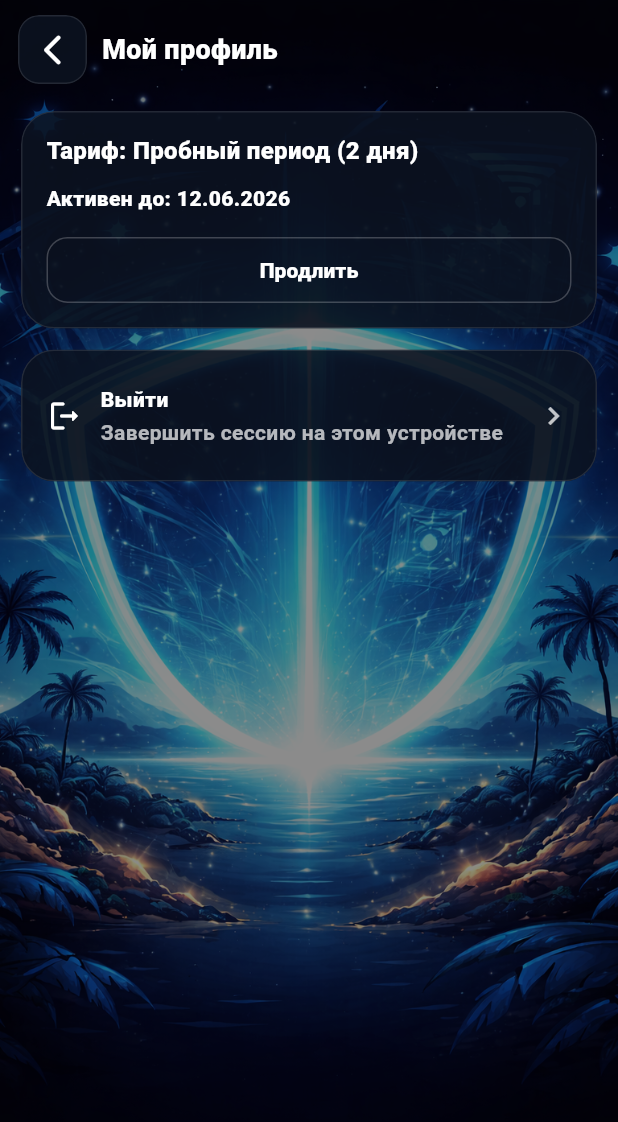
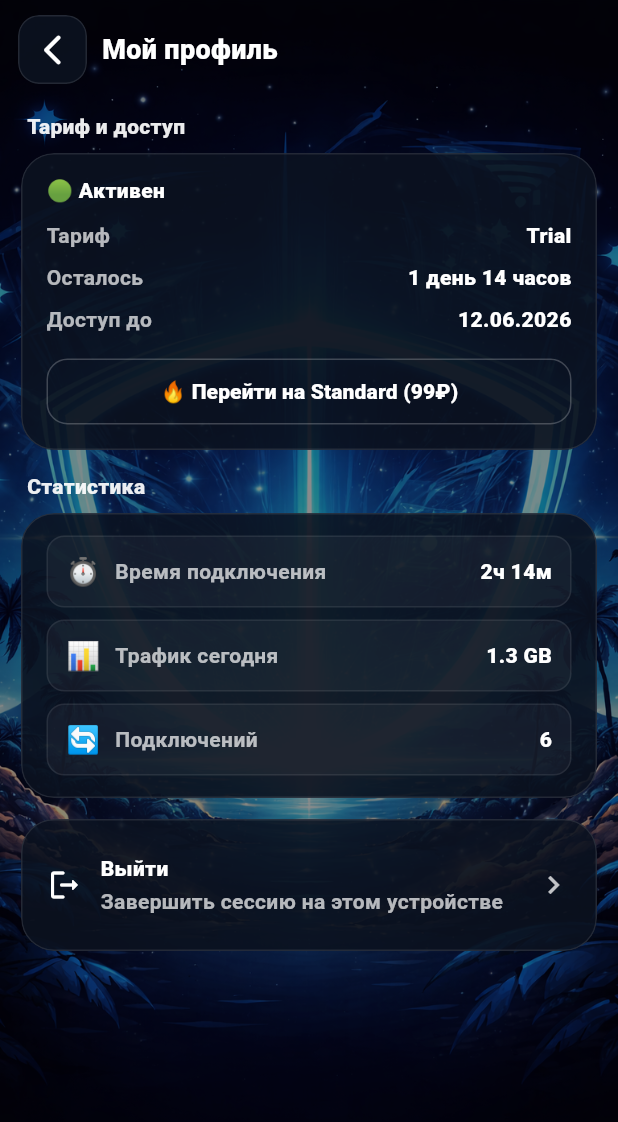
Before and after one commit to ColdenStorm/chukens_vpn, a Flutter app: the screen it shows after launch, after a tap on "Войти", after a tap on the "menu" icon, after a tap on "Мой профиль", on a phone screen of 412 x 824 dp. Shown: the top 1122 px of the screen. Run offline on Flutter 3.47's test engine with Material 3 defaults, Android fonts, the phone set to English and light mode, and no system bars; our stand-ins replace shared_preferences; missing offline and left inert: flutter_device_apps_android, flutter_device_apps_platform_interface.

Commit message:
Adjust profile section headers above cards

```diff
--- a/lib/profile_screen.dart
+++ b/lib/profile_screen.dart
@@ -12,7 +12,6 @@
 // Later: replace mock data with real backend state.
 
 import 'package:flutter/material.dart';
-import 'package:flutter/services.dart';
 import 'login_screen.dart';
 import 'package:url_launcher/url_launcher.dart';
 
@@ -26,50 +25,19 @@ class ProfileScreen extends StatefulWidget {
 }
 
 class _ProfileScreenState extends State<ProfileScreen> {
+  // --------- MOCK DATA (replace later) ----------
+  final DateTime accessUntil = DateTime(2026, 6, 12);
+  final Duration timeLeft = const Duration(days: 1, hours: 14);
 
-  @override
-  void initState() {
-    super.initState();
-    devicesLimit = _devicesLimitByTariff;
-  }
+  final String connectedTime = '2ч 14м';
+  final String trafficToday = '1.3 GB';
+  final String connectionsCount = '6';
 
-  // --------- MOCK DATA (replace later) ----------
+  // ----------------------------------------------
 
-  // Tariff-derived UI (mock rules, adjust later)
-  Color get _tariffColor {
-    switch (widget.tariff) {
-      case 'Trial':
-        return const Color(0xFF9DB4C0); // серо-голубой
-      case 'Standard':
-        return const Color(0xFF2E86FF); // синий
-      case 'PRO':
-        return const Color(0xFFFFC857); // золотой
-      default:
-        return const Color(0xFFFF8A00);
-    }
-  }
+  bool get _isTrialTariff => widget.tariff == 'Trial';
 
-  int get _devicesLimitByTariff {
-    switch (widget.tariff) {
-      case 'Trial':
-        return 1;
-      case 'Standard':
-        return 2;
-      case 'PRO':
-        return 5;
-      default:
-        return 1;
-    }
-  }
-
-  bool accessActive = true;
-  DateTime accessUntil = DateTime(2026, 6, 12);
-
-  String deviceCode = 'XK-29A-PL90';
-  int devicesUsed = 1;
-  int devicesLimit = 1; // will be set from tariff in initState
-
-  // ---------------------------------------------
+  bool get _isAccessActive => DateTime.now().isBefore(accessUntil);
 
   String get _untilText {
     final d = accessUntil;
@@ -81,25 +49,22 @@ class _ProfileScreenState extends State<ProfileScreen> {
     ScaffoldMessenger.of(context).showSnackBar(SnackBar(content: Text(text)));
   }
 
-  Future<void> _copyCode() async {
-    await Clipboard.setData(ClipboardData(text: deviceCode));
-    if (!mounted) return;
-    _toast('Код устройства скопирован');
+  String get _timeLeftText {
+    final days = timeLeft.inDays;
+    final hours = timeLeft.inHours.remainder(24);
+    return '$days день $hours часов';
   }
 
-  Future<void> _changeCodeStub() async {
-    // UI-only stub: "change code" just generates a new mock code
-    setState(() {
-      deviceCode = 'CK-${DateTime.now().millisecondsSinceEpoch % 10000}-NEW';
-    });
-    _toast('Новый код создан (мок)');
-  }
+  Future<void> _onTariffButtonPressed() async {
+    if (_isTrialTariff) {
+      final uri = Uri.parse('https://t.me/chukens_bot');
+      if (!await launchUrl(uri, mode: LaunchMode.externalApplication)) {
+        _toast('Не удалось открыть Telegram');
+      }
+      return;
+    }
 
-  Future<void> _openTelegramBot() async {
-    final uri = Uri.parse('https://t.me/chukens_bot');
-    if (!await launchUrl(uri, mode: LaunchMode.externalApplication)) {
-      _toast('Не удалось открыть Telegram');
-    }
+    _toast('Управление подпиской скоро появится');
   }
 
   Future<void> _logout() async {
@@ -148,42 +113,70 @@ class _ProfileScreenState extends State<ProfileScreen> {
                   padding: const EdgeInsets.fromLTRB(14, 10, 14, 18),
                   children: [
 
-                    // Tariff / access (без заголовка "Доступ" и без панели устройств)
+                    const Padding(
+                      padding: EdgeInsets.only(left: 4),
+                      child: _SectionTitle('Тариф и доступ'),
+                    ),
+                    const SizedBox(height: 8),
+
+                    // Tariff and access card
                     _GlassCard(
                       padding: const EdgeInsets.fromLTRB(16, 14, 16, 14),
                       child: Column(
                         crossAxisAlignment: CrossAxisAlignment.start,
                         children: [
-                          Text(
-                            'Тариф: ${widget.tariff == 'Trial' ? 'Пробный период (2 дня)' : 'Стандартный (1 неделя или месяц)'}',
-                            style: const TextStyle(
-                              color: Colors.white,
-                              fontWeight: FontWeight.w800,
-                              fontSize: 16,
-                            ),
+                          Row(
+                            children: [
+                              Text(
+                                _isAccessActive ? '🟢 Активен' : '🔴 Истёк',
+                                style: const TextStyle(color: Colors.white, fontWeight: FontWeight.w900),
+                              ),
+                            ],
                           ),
                           const SizedBox(height: 10),
-                          Text(
-                            'Активен до: $_untilText',
-                            style: const TextStyle(
-                              color: Colors.white,
-                              fontWeight: FontWeight.w800,
-                            ),
-                          ),
+                          _InfoRow(label: 'Тариф', value: _isTrialTariff ? 'Trial' : 'Standard'),
+                          const SizedBox(height: 8),
+                          _InfoRow(label: 'Осталось', value: _timeLeftText),
+                          const SizedBox(height: 8),
+                          _InfoRow(label: 'Доступ до', value: _untilText),
                           const SizedBox(height: 14),
                           SizedBox(
                             width: double.infinity,
                             child: OutlinedButton(
-                              onPressed: _openTelegramBot,
+                              onPressed: _onTariffButtonPressed,
                               style: OutlinedButton.styleFrom(
                                 foregroundColor: Colors.white,
                                 side: BorderSide(color: Colors.white.withOpacity(0.22)),
                                 shape: RoundedRectangleBorder(borderRadius: BorderRadius.circular(14)),
                                 padding: const EdgeInsets.symmetric(vertical: 12),
                               ),
-                              child: const Text('Продлить', style: TextStyle(fontWeight: FontWeight.w900)),
+                              child: Text(
+                                _isTrialTariff ? '🔥 Перейти на Standard (99₽)' : 'Управление подпиской',
+                                style: const TextStyle(fontWeight: FontWeight.w900),
+                              ),
                             ),
                           ),
+                        ],
+                      ),
+                    ),
+
+                    const SizedBox(height: 14),
+                    const Padding(
+                      padding: EdgeInsets.only(left: 4),
+                      child: _SectionTitle('Статистика'),
+                    ),
+                    const SizedBox(height: 8),
+
+                    _GlassCard(
+                      padding: const EdgeInsets.fromLTRB(16, 14, 16, 14),
+                      child: Column(
+                        crossAxisAlignment: CrossAxisAlignment.start,
+                        children: [
+                          _StatTile(icon: '⏱', title: 'Время подключения', value: connectedTime),
+                          const SizedBox(height: 8),
+                          _StatTile(icon: '📊', title: 'Трафик сегодня', value: trafficToday),
+                          const SizedBox(height: 8),
+                          _StatTile(icon: '🔄', title: 'Подключений', value: connectionsCount),
                         ],
                       ),
                     ),
@@ -428,6 +421,48 @@ class _InfoRow extends StatelessWidget {
   }
 }
 
+
+
+class _StatTile extends StatelessWidget {
+  final String icon;
+  final String title;
+  final String value;
+
+  const _StatTile({
+    required this.icon,
+    required this.title,
+    required this.value,
+  });
+
+  @override
+  Widget build(BuildContext context) {
+    return Container(
+      padding: const EdgeInsets.symmetric(horizontal: 12, vertical: 10),
+      decoration: BoxDecoration(
+        color: Colors.white.withOpacity(0.04),
+        borderRadius: BorderRadius.circular(12),
+        border: Border.all(color: Colors.white.withOpacity(0.08)),
+      ),
+      child: Row(
+        children: [
+          Text(icon, style: const TextStyle(fontSize: 18)),
+          const SizedBox(width: 10),
+          Expanded(
+            child: Text(
+              title,
+              style: const TextStyle(color: Colors.white70, fontWeight: FontWeight.w600),
+            ),
+          ),
+          Text(
+            value,
+            style: const TextStyle(color: Colors.white, fontWeight: FontWeight.w900),
+          ),
+        ],
+      ),
+    );
+  }
+}
+
 class _ActionRow extends StatelessWidget {
   final IconData icon;
   final String title;
```
